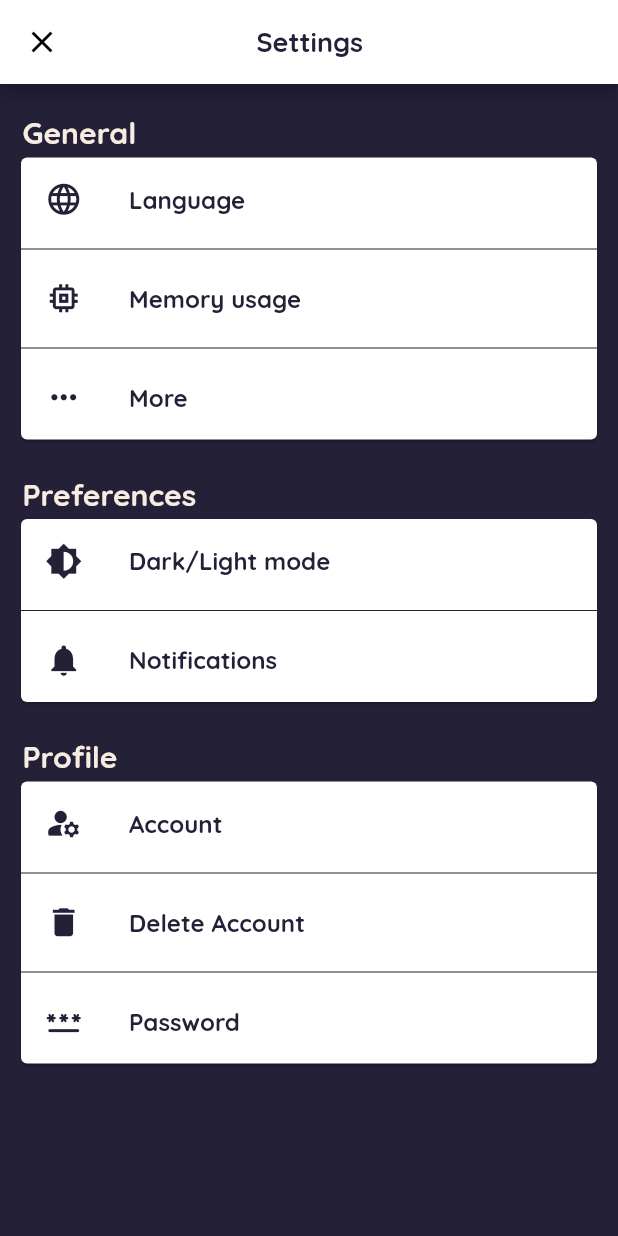
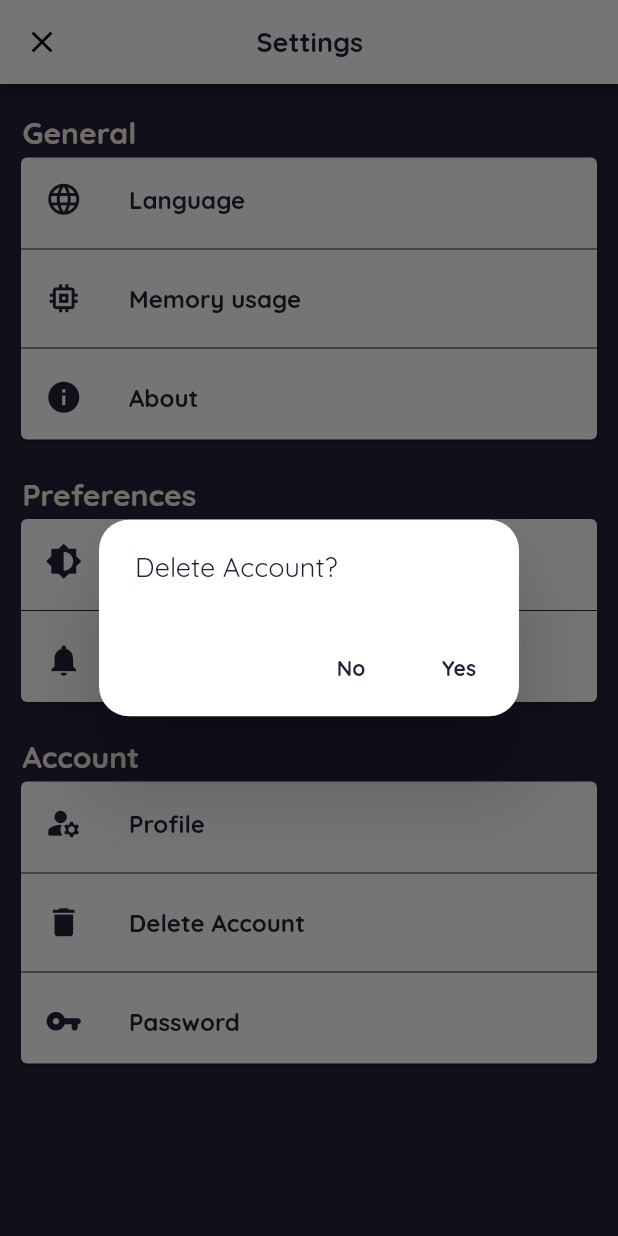
Before and after one commit to Stefanyvitoria/PISI3, a Flutter app: the SettingsPage screen opened directly, after a tap on "Delete Account", on a phone screen of 412 x 824 dp. Run offline on Flutter 3.47's test engine with Material 2 defaults, Android fonts, the phone set to English and light mode, and no system bars; our stand-ins replace cloud_firestore, curved_navigation_bar, firebase_core, flutter_rating_bar, google_fonts, page_transition and 1 more; missing offline and left inert: flutter_gradients; accounts and stored records are empty.

Commit message:
- add alert to delete.

```diff
--- a/lib/views/settings_view.dart
+++ b/lib/views/settings_view.dart
@@ -2,6 +2,7 @@ import 'package:animecom/controllers/user_controller.dart';
 import 'package:animecom/models/user_model.dart';
 import 'package:animecom/views/catalog_view.dart';
 import 'package:animecom/views/pre-sets.dart';
+import 'package:animecom/views/widgets/alert.dart';
 import 'package:flutter/material.dart';
 import 'package:page_transition/page_transition.dart';
 
@@ -12,6 +13,7 @@ class SettingsPage extends StatefulWidget {
 
 class _SettingsPageState extends State<SettingsPage> {
   UserController userController;
+  String _password;
 
   @override
   void initState() {
@@ -67,6 +69,7 @@ class _SettingsPageState extends State<SettingsPage> {
                 child: Column(
                   children: <Widget>[
                     ListTile(
+                      onTap: () {},
                       leading: Icon(
                         Icons.language,
                         color: darkpurple,
@@ -102,19 +105,23 @@ class _SettingsPageState extends State<SettingsPage> {
                       color: darkpurple,
                     ),
                     ListTile(
+                      onTap: () {},
                       leading: Icon(
-                      Icons.more_horiz,
+                        Icons.info,
                         color: darkpurple,
                         size: 25,
                       ),
-                    title: Text('More',
+                      title: Text(
+                        'About',
                         style: quicksand(
                             color: darkpurple,
                             fontSize: 16.0,
-                            fontWeight: FontWeight.bold)),
+                            fontWeight: FontWeight.bold),
+                      ),
                     ),
                   ],
-              )),
+                ),
+              ),
             ),
             Padding(
               padding: const EdgeInsets.only(left: 15, top: 20),
@@ -130,6 +137,7 @@ class _SettingsPageState extends State<SettingsPage> {
                   child: Column(
                 children: <Widget>[
                   ListTile(
+                    onTap: () {},
                     leading: Icon(
                       Icons.brightness_6,
                       color: darkpurple,
@@ -166,24 +174,25 @@ class _SettingsPageState extends State<SettingsPage> {
             Padding(
               padding: const EdgeInsets.only(left: 15, top: 20),
               child: Text(
-                'Profile',
+                'Account',
                 style: quicksand(
                     color: linen, fontSize: 20.0, fontWeight: FontWeight.bold),
               ),
             ),
             Padding(
-              padding: const EdgeInsets.only(left: 10, right: 10),
+              padding: const EdgeInsets.only(left: 10, right: 10, bottom: 10),
               child: Card(
                   child: Column(
                 children: <Widget>[
                   ListTile(
+                    onTap: () {},
                     leading: Icon(
                       Icons.manage_accounts_rounded,
                       color: darkpurple,
                       size: 25,
                     ),
                     title: Text(
-                      'Account',
+                      'Profile',
                       style: quicksand(
                           color: darkpurple,
                           fontSize: 16.0,
@@ -196,16 +205,45 @@ class _SettingsPageState extends State<SettingsPage> {
                   ),
                   ListTile(
                     onTap: () {
+                      WidgetsConstantes.alert(
+                        context: context,
+                        content: Text('Delete Account?'),
+                        actions: [
+                          TextButton(
+                              onPressed: () => Navigator.of(context).pop(),
+                              child: Text(
+                                'No',
+                                style: quicksand(
+                                  fontWeight: FontWeight.bold,
+                                  color: darkpurple,
+                                ),
+                              )),
+                          TextButton(
+                            onPressed: () {
+                              userController.prefClear();
                               userController.deleteUser(
                                   user.getEmail, user.getPassword);
                               Navigator.pushAndRemoveUntil(
                                   context,
                                   PageTransition(
                                     child: Catalog(),
-                            type: PageTransitionType.rightToLeftWithFade,
+                                    type:
+                                        PageTransitionType.rightToLeftWithFade,
                                     duration: Duration(milliseconds: 800),
+                                    settings: RouteSettings(name: 'catalog'),
                                   ),
                                   (route) => false);
+                            },
+                            child: Text(
+                              'Yes',
+                              style: quicksand(
+                                fontWeight: FontWeight.bold,
+                                color: darkpurple,
+                              ),
+                            ),
+                          )
+                        ],
+                      );
                     },
                     leading: Icon(
                       Icons.delete,
@@ -227,10 +265,15 @@ class _SettingsPageState extends State<SettingsPage> {
                   ListTile(
                     onTap: () {
                       showModalBottomSheet(
+                        elevation: 5,
+                        isScrollControlled: true,
                         context: context,
                         builder: (context) {
-                            return Container(
-                              height: MediaQuery.of(context).size.height * 0.3,
+                          return SingleChildScrollView(
+                            child: Container(
+                              padding: EdgeInsets.only(
+                                  bottom:
+                                      MediaQuery.of(context).viewInsets.bottom),
                               child: Column(
                                 children: [
                                   Padding(
@@ -241,11 +284,12 @@ class _SettingsPageState extends State<SettingsPage> {
                                       bottom: 10,
                                     ),
                                     child: TextFormField(
-                                      onChanged: (value) =>
-                                          user.setPassword = value,
+                                      obscureText: true,
+                                      onChanged: (value) => _password = value,
                                       decoration: InputDecoration(
-                                          prefixIcon: Icon(Icons.password),
-                                          fillColor: purplenavy,
+                                          prefixIcon:
+                                              Icon(Icons.vpn_key_rounded),
+                                          fillColor: darkblue3,
                                           filled: true,
                                           border: OutlineInputBorder(
                                               borderRadius: BorderRadius.all(
@@ -266,20 +310,24 @@ class _SettingsPageState extends State<SettingsPage> {
                                   ),
                                   TextButton(
                                     onPressed: () {
+                                      user.setPassword = _password;
+                                      userController.updateUser(user);
                                       Navigator.of(context).pop();
-                                        userController.updateUser(user);
                                     },
                                     child: Text(
                                       'Update',
-                                        style: TextStyle(color: Colors.black),
-                                      ))
+                                      style: TextStyle(color: darkpurple),
+                                    ),
+                                  )
                                 ],
                               ),
+                            ),
                           );
-                          });
+                        },
+                      );
                     },
                     leading: Icon(
-                      Icons.password_rounded,
+                      Icons.vpn_key_rounded,
                       color: darkpurple,
                       size: 25,
                     ),
--- a/lib/views/widgets/alert.dart
+++ b/lib/views/widgets/alert.dart
@@ -2,7 +2,8 @@ import 'package:animecom/views/pre-sets.dart';
 import 'package:flutter/material.dart';
 
 class WidgetsConstantes {
-  static alert({title, Widget content, actions, context}) {
+  static alert(
+      {@required BuildContext context, title, Widget content, actions}) {
     return showDialog(
       context: context,
       builder: (context) {
```
Also changed, not shown: lib/views/catalog_view.dart (+10 -6 lines). Lines whose indentation alone changed are shown as unchanged.
